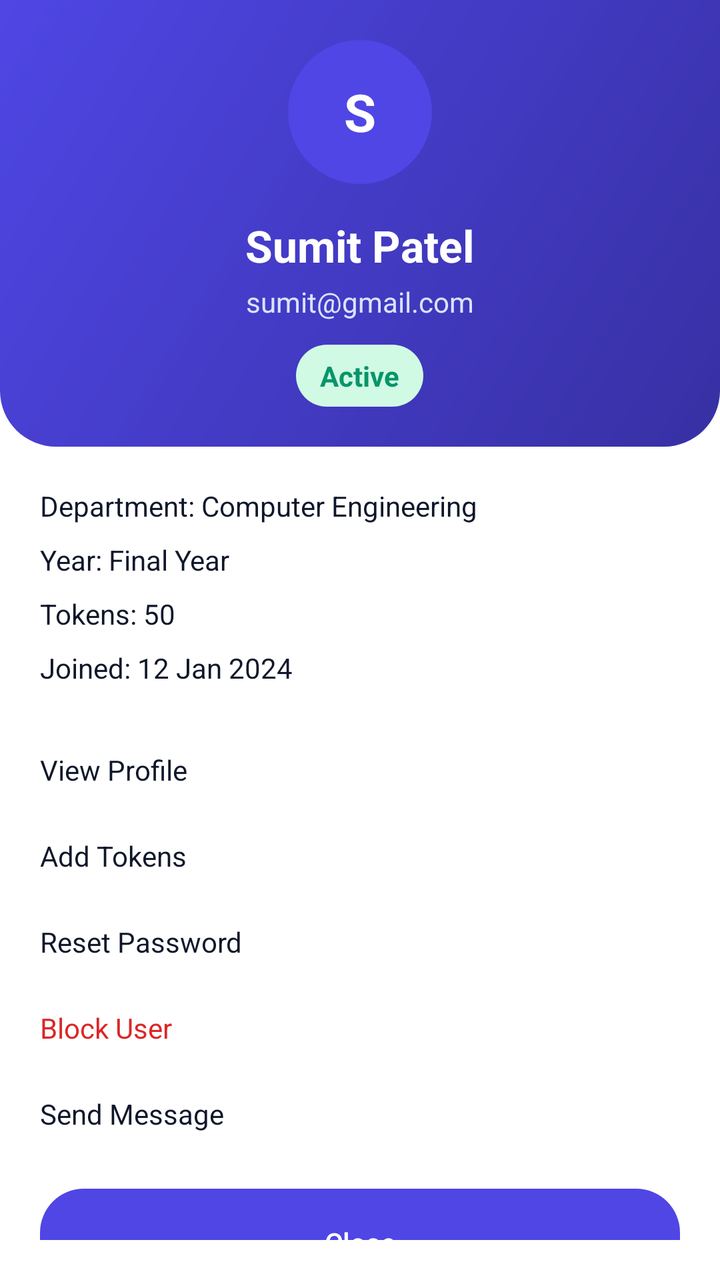
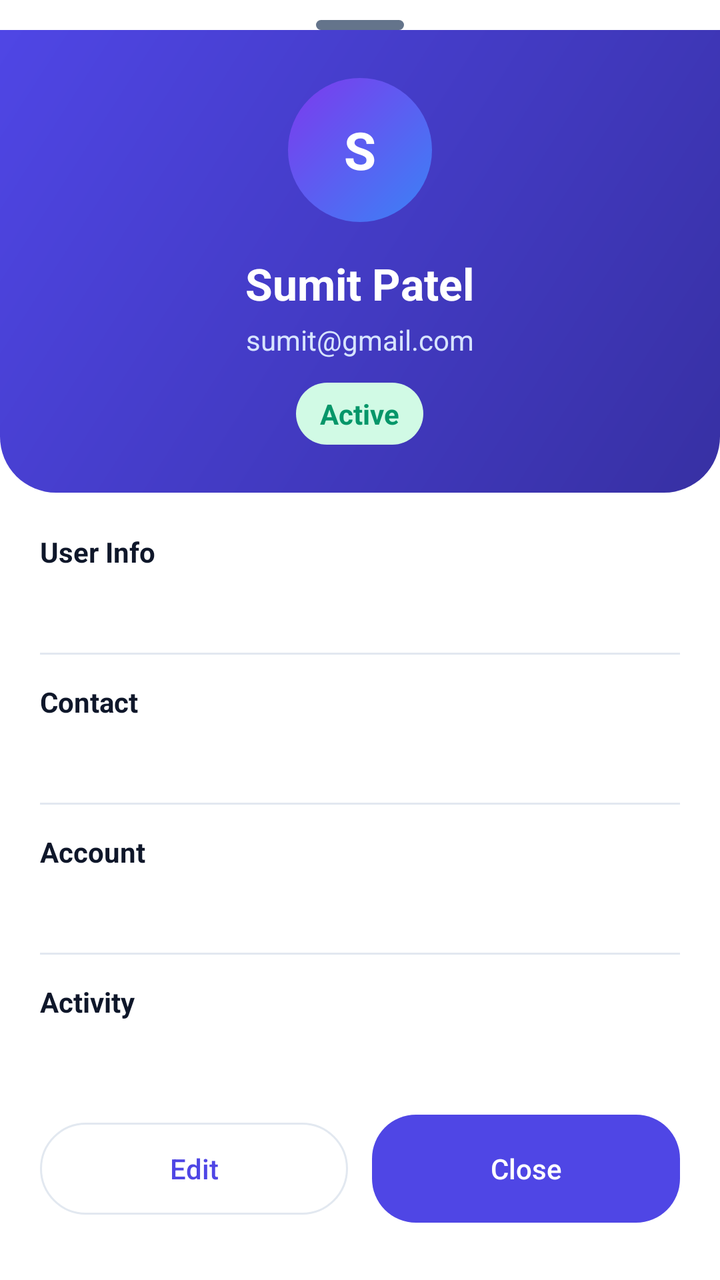

Two renders of the same Android screen: before a commit and after it. Below are the layout's source before the change and the commit's diff.
<!-- AndroidManifest.xml: application theme Theme.VirtualLabAdmin -->
<!-- res/layout/bottom_sheet_user_profile.xml -->
<?xml version="1.0" encoding="utf-8"?>
<LinearLayout xmlns:android="http://schemas.android.com/apk/res/android"
    xmlns:app="http://schemas.android.com/apk/res-auto"
    android:layout_width="match_parent"
    android:layout_height="wrap_content"
    android:background="@android:color/white"
    android:orientation="vertical"
    android:paddingBottom="@dimen/space_lg">

    <LinearLayout
        android:layout_width="match_parent"
        android:layout_height="wrap_content"
        android:background="@drawable/bg_blue_header_gradient"
        android:gravity="center_horizontal"
        android:orientation="vertical"
        android:padding="@dimen/space_lg">

        <TextView android:layout_width="72dp" android:layout_height="72dp" android:background="@drawable/bg_avatar" android:gravity="center" android:text="S" android:textColor="@android:color/white" android:textSize="26sp" android:textStyle="bold" />
        <TextView android:layout_width="wrap_content" android:layout_height="wrap_content" android:layout_marginTop="@dimen/space_md" android:text="Sumit Patel" android:textColor="@android:color/white" android:textSize="22sp" android:textStyle="bold" />
        <TextView android:layout_width="wrap_content" android:layout_height="wrap_content" android:layout_marginTop="4dp" android:text="sumit@gmail.com" android:textColor="#D7E4FF" />
        <TextView android:layout_width="wrap_content" android:layout_height="wrap_content" android:layout_marginTop="@dimen/space_sm" android:background="@drawable/bg_chip_green_soft" android:paddingLeft="12dp" android:paddingTop="6dp" android:paddingRight="12dp" android:paddingBottom="6dp" android:text="Active" android:textColor="@color/success" android:textStyle="bold" />
    </LinearLayout>

    <LinearLayout android:layout_width="match_parent" android:layout_height="wrap_content" android:orientation="vertical" android:padding="@dimen/space_lg">
        <TextView android:layout_width="wrap_content" android:layout_height="wrap_content" android:text="Department: Computer Engineering" android:textColor="@color/text_primary" />
        <TextView android:layout_width="wrap_content" android:layout_height="wrap_content" android:layout_marginTop="8dp" android:text="Year: Final Year" android:textColor="@color/text_primary" />
        <TextView android:layout_width="wrap_content" android:layout_height="wrap_content" android:layout_marginTop="8dp" android:text="Tokens: 50" android:textColor="@color/text_primary" />
        <TextView android:layout_width="wrap_content" android:layout_height="wrap_content" android:layout_marginTop="8dp" android:text="Joined: 12 Jan 2024" android:textColor="@color/text_primary" />
    </LinearLayout>

    <LinearLayout android:layout_width="match_parent" android:layout_height="wrap_content" android:orientation="vertical" android:paddingStart="@dimen/space_lg" android:paddingEnd="@dimen/space_lg">
        <TextView android:layout_width="match_parent" android:layout_height="wrap_content" android:paddingTop="12dp" android:paddingBottom="12dp" android:text="View Profile" android:textColor="@color/text_primary" />
        <TextView android:layout_width="match_parent" android:layout_height="wrap_content" android:paddingTop="12dp" android:paddingBottom="12dp" android:text="Add Tokens" android:textColor="@color/text_primary" />
        <TextView android:layout_width="match_parent" android:layout_height="wrap_content" android:paddingTop="12dp" android:paddingBottom="12dp" android:text="Reset Password" android:textColor="@color/text_primary" />
        <TextView android:layout_width="match_parent" android:layout_height="wrap_content" android:paddingTop="12dp" android:paddingBottom="12dp" android:text="Block User" android:textColor="@color/danger" />
        <TextView android:layout_width="match_parent" android:layout_height="wrap_content" android:paddingTop="12dp" android:paddingBottom="12dp" android:text="Send Message" android:textColor="@color/text_primary" />
    </LinearLayout>

    <com.google.android.material.button.MaterialButton
        android:layout_width="match_parent"
        android:layout_height="@dimen/btn_h"
        android:layout_marginStart="@dimen/space_lg"
        android:layout_marginTop="@dimen/space_md"
        android:layout_marginEnd="@dimen/space_lg"
        android:text="Close"
        android:textColor="@android:color/white"
        app:backgroundTint="@color/brand" />
</LinearLayout>
<!-- resources referenced by this layout -->
<resources>
  <color name="brand">#4F46E5</color>
  <color name="danger">#DC2626</color>
  <color name="success">#059669</color>
  <color name="text_primary">#0F172A</color>
  <dimen name="btn_h">54dp</dimen>
  <dimen name="space_lg">20dp</dimen>
  <dimen name="space_md">16dp</dimen>
  <dimen name="space_sm">12dp</dimen>
  <!-- drawable bg_avatar (drawable) -->
  <?xml version="1.0" encoding="utf-8"?>
  <shape xmlns:android="http://schemas.android.com/apk/res/android" android:shape="oval">
      <solid android:color="@color/brand" />
  </shape>
  <!-- drawable bg_blue_header_gradient (drawable) -->
  <?xml version="1.0" encoding="utf-8"?>
  <shape xmlns:android="http://schemas.android.com/apk/res/android">
      <corners
          android:bottomLeftRadius="28dp"
          android:bottomRightRadius="28dp" />
      <gradient
          android:angle="315"
          android:endColor="@color/brand_dark"
          android:startColor="@color/brand" />
  </shape>
  <!-- drawable bg_chip_green_soft (drawable) -->
  <?xml version="1.0" encoding="utf-8"?>
  <shape xmlns:android="http://schemas.android.com/apk/res/android">
      <corners android:radius="999dp" />
      <solid android:color="@color/chip_green_bg" />
  </shape>
  <color name="brand_dark">#3730A3</color>
  <color name="chip_green_bg">#D1FAE5</color>
  <color name="bg_surface">#FFFFFF</color>
  <color name="stroke">#E2E8F0</color>
  <color name="bg_dark">#F8FAFC</color>
  <color name="text_muted">#475569</color>
  <style name="Widget.VirtualLab.Button" parent="Widget.Material3.Button">
          <item name="android:textAllCaps">false</item>
          <item name="android:insetLeft">0dp</item>
          <item name="android:insetRight">0dp</item>
          <item name="android:insetTop">0dp</item>
          <item name="android:insetBottom">0dp</item>
          <item name="android:minHeight">@dimen/btn_h</item>
          <item name="cornerRadius">@dimen/radius_lg</item>
          <item name="android:letterSpacing">0</item>
          <item name="elevation">0dp</item>
      </style>
  <style name="Widget.VirtualLab.TextInputLayout.Outlined" parent="Widget.Material3.TextInputLayout.OutlinedBox">
          <item name="boxStrokeColor">@color/stroke</item>
          <item name="hintTextColor">@color/text_muted</item>
          <item name="boxStrokeWidth">1dp</item>
          <item name="boxStrokeWidthFocused">2dp</item>
          <item name="boxCornerRadiusTopStart">@dimen/radius_lg</item>
          <item name="boxCornerRadiusTopEnd">@dimen/radius_lg</item>
          <item name="boxCornerRadiusBottomStart">@dimen/radius_lg</item>
          <item name="boxCornerRadiusBottomEnd">@dimen/radius_lg</item>
          <item name="boxBackgroundColor">@android:color/white</item>
      </style>
  <style name="Widget.VirtualLab.Card" parent="Widget.Material3.CardView.Outlined">
          <item name="cardBackgroundColor">@color/bg_surface</item>
          <item name="strokeColor">@color/stroke</item>
          <item name="strokeWidth">1dp</item>
          <item name="cardCornerRadius">@dimen/radius_lg</item>
          <item name="cardElevation">2dp</item>
          <item name="cardUseCompatPadding">true</item>
      </style>
  <dimen name="radius_lg">22dp</dimen>
  <!-- unchanged entries left out for length: 1 -->
</resources>

<!-- the commit's change to res/layout/bottom_sheet_user_profile.xml (unified diff, before → after) -->
@@ -7,42 +7,163 @@
     android:orientation="vertical"
     android:paddingBottom="@dimen/space_lg">
 
+    <View
+        android:layout_width="44dp"
+        android:layout_height="5dp"
+        android:layout_gravity="center_horizontal"
+        android:layout_marginTop="10dp"
+        android:background="@drawable/bg_gesture_bar" />
+
     <LinearLayout
         android:layout_width="match_parent"
         android:layout_height="wrap_content"
         android:background="@drawable/bg_blue_header_gradient"
         android:gravity="center_horizontal"
         android:orientation="vertical"
-        android:padding="@dimen/space_lg">
+        android:padding="24dp">
 
-        <TextView android:layout_width="72dp" android:layout_height="72dp" android:background="@drawable/bg_avatar" android:gravity="center" android:text="S" android:textColor="@android:color/white" android:textSize="26sp" android:textStyle="bold" />
-        <TextView android:layout_width="wrap_content" android:layout_height="wrap_content" android:layout_marginTop="@dimen/space_md" android:text="Sumit Patel" android:textColor="@android:color/white" android:textSize="22sp" android:textStyle="bold" />
-        <TextView android:layout_width="wrap_content" android:layout_height="wrap_content" android:layout_marginTop="4dp" android:text="sumit@gmail.com" android:textColor="#D7E4FF" />
-        <TextView android:layout_width="wrap_content" android:layout_height="wrap_content" android:layout_marginTop="@dimen/space_sm" android:background="@drawable/bg_chip_green_soft" android:paddingLeft="12dp" android:paddingTop="6dp" android:paddingRight="12dp" android:paddingBottom="6dp" android:text="Active" android:textColor="@color/success" android:textStyle="bold" />
+        <TextView
+            android:id="@+id/sheetAvatar"
+            android:layout_width="72dp"
+            android:layout_height="72dp"
+            android:background="@drawable/bg_users_avatar_gradient"
+            android:gravity="center"
+            android:text="S"
+            android:textColor="@android:color/white"
+            android:textSize="26sp"
+            android:textStyle="bold" />
+
+        <TextView
+            android:id="@+id/sheetName"
+            android:layout_width="wrap_content"
+            android:layout_height="wrap_content"
+            android:layout_marginTop="@dimen/space_md"
+            android:text="Sumit Patel"
+            android:textColor="@android:color/white"
+            android:textSize="22sp"
+            android:textStyle="bold" />
+
+        <TextView
+            android:id="@+id/sheetEmail"
+            android:layout_width="wrap_content"
+            android:layout_height="wrap_content"
+            android:layout_marginTop="4dp"
+            android:text="sumit@gmail.com"
+            android:textColor="#D7E4FF" />
+
+        <TextView
+            android:id="@+id/sheetStatus"
+            android:layout_width="wrap_content"
+            android:layout_height="wrap_content"
+            android:layout_marginTop="@dimen/space_sm"
+            android:background="@drawable/bg_chip_green_soft"
+            android:paddingLeft="12dp"
+            android:paddingTop="6dp"
+            android:paddingRight="12dp"
+            android:paddingBottom="6dp"
+            android:text="Active"
+            android:textColor="@color/success"
+            android:textStyle="bold" />
     </LinearLayout>
 
-    <LinearLayout android:layout_width="match_parent" android:layout_height="wrap_content" android:orientation="vertical" android:padding="@dimen/space_lg">
-        <TextView android:layout_width="wrap_content" android:layout_height="wrap_content" android:text="Department: Computer Engineering" android:textColor="@color/text_primary" />
-        <TextView android:layout_width="wrap_content" android:layout_height="wrap_content" android:layout_marginTop="8dp" android:text="Year: Final Year" android:textColor="@color/text_primary" />
-        <TextView android:layout_width="wrap_content" android:layout_height="wrap_content" android:layout_marginTop="8dp" android:text="Tokens: 50" android:textColor="@color/text_primary" />
-        <TextView android:layout_width="wrap_content" android:layout_height="wrap_content" android:layout_marginTop="8dp" android:text="Joined: 12 Jan 2024" android:textColor="@color/text_primary" />
+    <LinearLayout
+        android:layout_width="match_parent"
+        android:layout_height="wrap_content"
+        android:orientation="vertical"
+        android:paddingStart="@dimen/space_lg"
+        android:paddingTop="@dimen/space_lg"
+        android:paddingEnd="@dimen/space_lg">
+
+        <TextView
+            android:layout_width="wrap_content"
+            android:layout_height="wrap_content"
+            android:text="User Info"
+            android:textColor="@color/text_primary"
+            android:textStyle="bold" />
+        <TextView
+            android:id="@+id/sheetUserInfo"
+            android:layout_width="match_parent"
+            android:layout_height="wrap_content"
+            android:layout_marginTop="8dp"
+            android:textColor="@color/text_muted" />
+
+        <View android:layout_width="match_parent" android:layout_height="1dp" android:layout_marginTop="14dp" android:background="@color/stroke" />
+
+        <TextView
+            android:layout_width="wrap_content"
+            android:layout_height="wrap_content"
+            android:layout_marginTop="14dp"
+            android:text="Contact"
+            android:textColor="@color/text_primary"
+            android:textStyle="bold" />
+        <TextView
+            android:id="@+id/sheetContact"
+            android:layout_width="match_parent"
+            android:layout_height="wrap_content"
+            android:layout_marginTop="8dp"
+            android:textColor="@color/text_muted" />
+
+        <View android:layout_width="match_parent" android:layout_height="1dp" android:layout_marginTop="14dp" android:background="@color/stroke" />
+
+        <TextView
+            android:layout_width="wrap_content"
+            android:layout_height="wrap_content"
+            android:layout_marginTop="14dp"
+            android:text="Account"
+            android:textColor="@color/text_primary"
+            android:textStyle="bold" />
+        <TextView
+            android:id="@+id/sheetAccount"
+            android:layout_width="match_parent"
+            android:layout_height="wrap_content"
+            android:layout_marginTop="8dp"
+            android:textColor="@color/text_muted" />
+
+        <View android:layout_width="match_parent" android:layout_height="1dp" android:layout_marginTop="14dp" android:background="@color/stroke" />
+
+        <TextView
+            android:layout_width="wrap_content"
+            android:layout_height="wrap_content"
+            android:layout_marginTop="14dp"
+            android:text="Activity"
+            android:textColor="@color/text_primary"
+            android:textStyle="bold" />
+        <TextView
+            android:id="@+id/sheetActivity"
+            android:layout_width="match_parent"
+            android:layout_height="wrap_content"
+            android:layout_marginTop="8dp"
+            android:textColor="@color/text_muted" />
     </LinearLayout>
 
-    <LinearLayout android:layout_width="match_parent" android:layout_height="wrap_content" android:orientation="vertical" android:paddingStart="@dimen/space_lg" android:paddingEnd="@dimen/space_lg">
-        <TextView android:layout_width="match_parent" android:layout_height="wrap_content" android:paddingTop="12dp" android:paddingBottom="12dp" android:text="View Profile" android:textColor="@color/text_primary" />
-        <TextView android:layout_width="match_parent" android:layout_height="wrap_content" android:paddingTop="12dp" android:paddingBottom="12dp" android:text="Add Tokens" android:textColor="@color/text_primary" />
-        <TextView android:layout_width="match_parent" android:layout_height="wrap_content" android:paddingTop="12dp" android:paddingBottom="12dp" android:text="Reset Password" android:textColor="@color/text_primary" />
-        <TextView android:layout_width="match_parent" android:layout_height="wrap_content" android:paddingTop="12dp" android:paddingBottom="12dp" android:text="Block User" android:textColor="@color/danger" />
-        <TextView android:layout_width="match_parent" android:layout_height="wrap_content" android:paddingTop="12dp" android:paddingBottom="12dp" android:text="Send Message" android:textColor="@color/text_primary" />
+    <LinearLayout
+        android:layout_width="match_parent"
+        android:layout_height="wrap_content"
+        android:layout_marginTop="@dimen/space_lg"
+        android:orientation="horizontal"
+        android:paddingStart="@dimen/space_lg"
+        android:paddingEnd="@dimen/space_lg">
+
+        <com.google.android.material.button.MaterialButton
+            android:id="@+id/sheetEditBtn"
+            style="@style/Widget.Material3.Button.OutlinedButton"
+            android:layout_width="0dp"
+            android:layout_height="@dimen/btn_h"
+            android:layout_weight="1"
+            android:text="Edit" />
+
+        <Space
+            android:layout_width="12dp"
+            android:layout_height="1dp" />
+
+        <com.google.android.material.button.MaterialButton
+            android:id="@+id/sheetCloseBtn"
+            style="@style/Widget.VirtualLab.Button"
+            android:layout_width="0dp"
+            android:layout_height="@dimen/btn_h"
+            android:layout_weight="1"
+            android:text="Close"
+            android:textColor="@android:color/white"
+            app:backgroundTint="@color/brand" />
     </LinearLayout>
-
-    <com.google.android.material.button.MaterialButton
-        android:layout_width="match_parent"
-        android:layout_height="@dimen/btn_h"
-        android:layout_marginStart="@dimen/space_lg"
-        android:layout_marginTop="@dimen/space_md"
-        android:layout_marginEnd="@dimen/space_lg"
-        android:text="Close"
-        android:textColor="@android:color/white"
-        app:backgroundTint="@color/brand" />
 </LinearLayout>
<!-- resource entries referenced after the edit -->
@@ -1,18 +1,12 @@
 <!-- resources referenced by this layout -->
 <resources>
   <color name="brand">#4F46E5</color>
-  <color name="danger">#DC2626</color>
   <color name="success">#059669</color>
   <color name="text_primary">#0F172A</color>
   <dimen name="btn_h">54dp</dimen>
   <dimen name="space_lg">20dp</dimen>
   <dimen name="space_md">16dp</dimen>
   <dimen name="space_sm">12dp</dimen>
-  <!-- drawable bg_avatar (drawable) -->
-  <?xml version="1.0" encoding="utf-8"?>
-  <shape xmlns:android="http://schemas.android.com/apk/res/android" android:shape="oval">
-      <solid android:color="@color/brand" />
-  </shape>
   <!-- drawable bg_blue_header_gradient (drawable) -->
   <?xml version="1.0" encoding="utf-8"?>
   <shape xmlns:android="http://schemas.android.com/apk/res/android">
@@ -29,6 +23,18 @@
   <shape xmlns:android="http://schemas.android.com/apk/res/android">
       <corners android:radius="999dp" />
       <solid android:color="@color/chip_green_bg" />
+  </shape>
+  <!-- drawable bg_gesture_bar (drawable) -->
+  <?xml version="1.0" encoding="utf-8"?>
+  <shape xmlns:android="http://schemas.android.com/apk/res/android">
+      <solid android:color="#64748B" />
+      <corners android:radius="999dp" />
+  </shape>
+  <!-- drawable bg_users_avatar_gradient (drawable) -->
+  <?xml version="1.0" encoding="utf-8"?>
+  <shape xmlns:android="http://schemas.android.com/apk/res/android"
+      android:shape="oval">
+      <gradient android:angle="315" android:startColor="#7C3AED" android:endColor="#3B82F6" />
   </shape>
   <color name="brand_dark">#3730A3</color>
   <color name="chip_green_bg">#D1FAE5</color>
